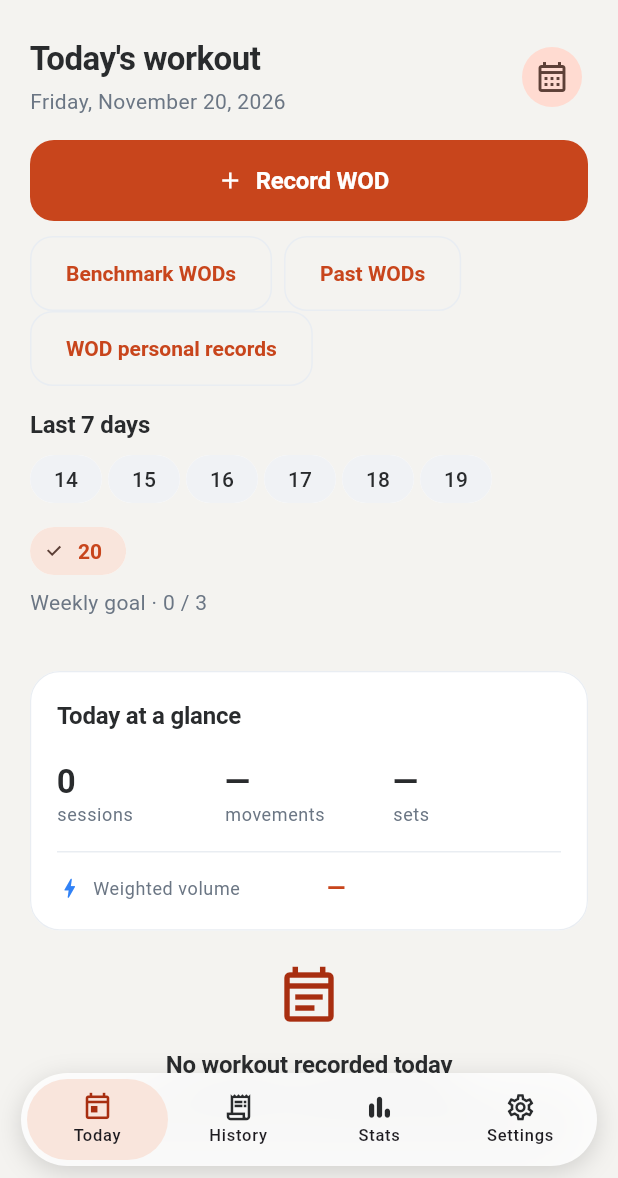
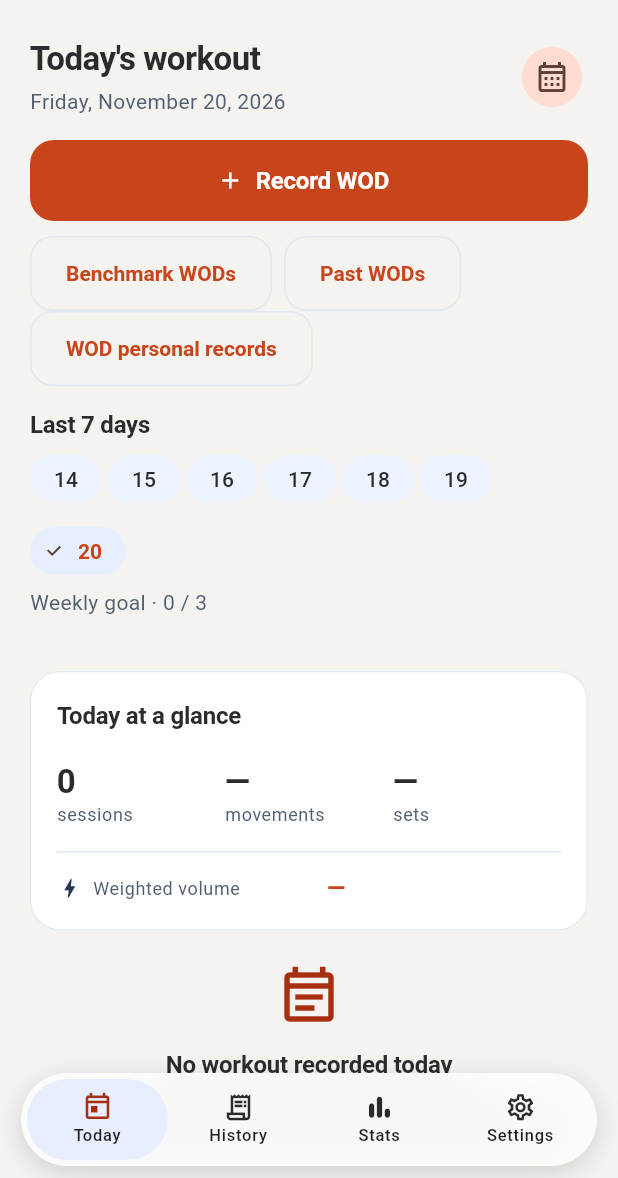
Before and after one commit to rsy-dev/WODLog, a Flutter app: the screen it shows after launch, on a phone screen of 412 x 824 dp, the part 58-1236 px from its top. Run offline on Flutter 3.47's test engine with Material 3 defaults, Android fonts, the phone set to English and light mode, and no system bars; our stand-ins replace drift, flutter_riverpod, go_router, shared_preferences; accounts and stored records are empty; generated files the repository leaves out were written again.

Commit message:
Apply brighter WODLog palette
Refs #34, #22. Update shared surfaces, text contrast, inputs, and home activity accents for the ice blue and orange palette.

Verified: flutter analyze --no-pub, flutter test --no-pub (60 passed), git diff --check.

```diff
--- a/lib/app/wodlog_theme.dart
+++ b/lib/app/wodlog_theme.dart
@@ -2,12 +2,16 @@ import 'package:flutter/material.dart';
 
 abstract final class WodLogColors {
   static const ink = Color(0xFF292B2D);
-  static const secondaryText = Color(0xFF6B7684);
+  static const secondaryText = Color(0xFF515F71);
   static const accent = Color(0xFFC8451C);
-  static const accentSoft = Color(0xFFF9E5DC);
+  static const accentSoft = Color(0xFFE7EFFF);
+  static const blueSurface = Color(0xFFEDF3FF);
+  static const navy = Color(0xFF243552);
+  static const prSurface = Color(0xFFFFEFBB);
+  static const prText = Color(0xFF683B00);
   static const background = Color(0xFFF4F3F0);
   static const surface = Colors.white;
-  static const line = Color(0xFFE9EDF2);
+  static const line = Color(0xFFE2E8F1);
   static const success = Color(0xFF15966A);
   static const negative = Color(0xFFE5484D);
 }
@@ -170,7 +174,7 @@ abstract final class WodLogTheme {
         ),
       ),
       chipTheme: ChipThemeData(
-        backgroundColor: const Color(0xFFF0F2F5),
+        backgroundColor: WodLogColors.blueSurface,
         selectedColor: WodLogColors.accentSoft,
         side: BorderSide.none,
         shape: const StadiumBorder(),
@@ -190,7 +194,7 @@ abstract final class WodLogTheme {
       ),
       progressIndicatorTheme: const ProgressIndicatorThemeData(
         color: WodLogColors.accent,
-        linearTrackColor: Color(0xFFE7EEF9),
+        linearTrackColor: WodLogColors.blueSurface,
       ),
       bottomSheetTheme: const BottomSheetThemeData(
         backgroundColor: WodLogColors.surface,
--- a/lib/features/workout/presentation/today_screen.dart
+++ b/lib/features/workout/presentation/today_screen.dart
@@ -364,14 +364,14 @@ class _DailySummary extends ConsumerWidget {
               ],
             ),
             const SizedBox(height: 16),
-            Container(height: 1, color: const Color(0xFFE9EDF2)),
+            Container(height: 1, color: WodLogColors.line),
             const SizedBox(height: 12),
             Row(
               children: [
                 const Icon(
                   Icons.bolt_rounded,
                   size: 17,
-                  color: Color(0xFF3182F6),
+                  color: WodLogColors.navy,
                 ),
                 const SizedBox(width: 7),
                 Expanded(
```
Also changed, not shown: 1 other file.
